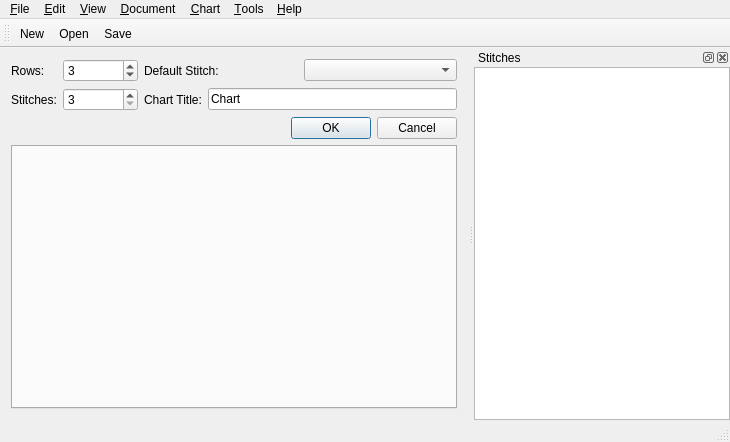
First picture: the form in src/mainwindow.ui, repository iPenguin/CrochetCharts, before the edit.
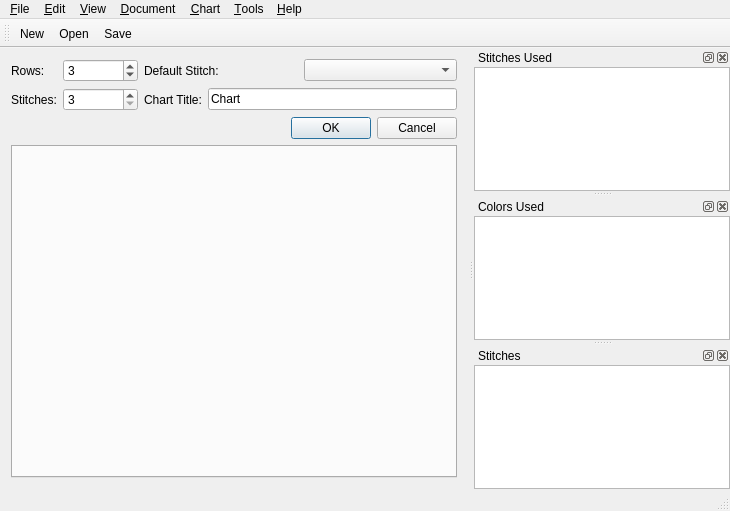
Second picture: the form after the edit. Icons and pictures are not drawn.

Commit message: Added Stitches Used and Colors Used Docks

What changed in the file:
```diff
--- a/src/mainwindow.ui
+++ b/src/mainwindow.ui
@@ -7,7 +7,7 @@
     <x>0</x>
     <y>0</y>
     <width>730</width>
-    <height>442</height>
+    <height>511</height>
    </rect>
   </property>
   <property name="windowTitle">
@@ -250,20 +250,130 @@
    <addaction name="actionSave"/>
   </widget>
   <widget class="QStatusBar" name="statusBar"/>
+  <widget class="QDockWidget" name="stitchesUsedDock">
+   <property name="windowTitle">
+    <string>Stitches Used</string>
+   </property>
+   <attribute name="dockWidgetArea">
+    <number>2</number>
+   </attribute>
+   <widget class="QWidget" name="stitchesUsedDockWidget">
+    <layout class="QVBoxLayout" name="verticalLayout_3">
+     <property name="margin">
+      <number>0</number>
+     </property>
+     <item>
+      <widget class="QListWidget" name="stitchesUsed">
+       <property name="sizePolicy">
+        <sizepolicy hsizetype="Expanding" vsizetype="Minimum">
+         <horstretch>0</horstretch>
+         <verstretch>0</verstretch>
+        </sizepolicy>
+       </property>
+       <property name="minimumSize">
+        <size>
+         <width>0</width>
+         <height>40</height>
+        </size>
+       </property>
+       <property name="editTriggers">
+        <set>QAbstractItemView::NoEditTriggers</set>
+       </property>
+       <property name="showDropIndicator" stdset="0">
+        <bool>false</bool>
+       </property>
+       <property name="iconSize">
+        <size>
+         <width>16</width>
+         <height>16</height>
+        </size>
+       </property>
+       <property name="gridSize">
+        <size>
+         <width>32</width>
+         <height>0</height>
+        </size>
+       </property>
+       <property name="viewMode">
+        <enum>QListView::IconMode</enum>
+       </property>
+       <property name="sortingEnabled">
+        <bool>true</bool>
+       </property>
+      </widget>
+     </item>
+    </layout>
+   </widget>
+  </widget>
+  <widget class="QDockWidget" name="colorsUsedDock">
+   <property name="windowTitle">
+    <string>Colors Used</string>
+   </property>
+   <attribute name="dockWidgetArea">
+    <number>2</number>
+   </attribute>
+   <widget class="QWidget" name="colorUsedDockWidget">
+    <layout class="QVBoxLayout" name="verticalLayout_4">
+     <property name="margin">
+      <number>0</number>
+     </property>
+     <item>
+      <widget class="QListWidget" name="colorsUsed">
+       <property name="sizePolicy">
+        <sizepolicy hsizetype="Expanding" vsizetype="Minimum">
+         <horstretch>0</horstretch>
+         <verstretch>0</verstretch>
+        </sizepolicy>
+       </property>
+       <property name="minimumSize">
+        <size>
+         <width>0</width>
+         <height>40</height>
+        </size>
+       </property>
+       <property name="editTriggers">
+        <set>QAbstractItemView::NoEditTriggers</set>
+       </property>
+       <property name="gridSize">
+        <size>
+         <width>32</width>
+         <height>0</height>
+        </size>
+       </property>
+       <property name="viewMode">
+        <enum>QListView::IconMode</enum>
+       </property>
+      </widget>
+     </item>
+    </layout>
+   </widget>
+  </widget>
   <widget class="QDockWidget" name="stitchPaletteDock">
+   <property name="sizePolicy">
+    <sizepolicy hsizetype="Preferred" vsizetype="Expanding">
+     <horstretch>0</horstretch>
+     <verstretch>0</verstretch>
+    </sizepolicy>
+   </property>
    <property name="windowTitle">
     <string>Stitches</string>
    </property>
    <attribute name="dockWidgetArea">
     <number>2</number>
    </attribute>
-   <widget class="QWidget" name="dockWidgetContents_2">
-    <layout class="QVBoxLayout" name="verticalLayout">
+   <widget class="QWidget" name="stitchPaletteDockWidget">
+    <layout class="QVBoxLayout" name="verticalLayout" stretch="0">
      <property name="margin">
       <number>0</number>
      </property>
      <item>
       <widget class="QTreeView" name="stitchPalette">
+       <property name="minimumSize">
+        <size>
+         <width>0</width>
+         <height>100</height>
+        </size>
+       </property>
        <property name="editTriggers">
         <set>QAbstractItemView::NoEditTriggers</set>
        </property>
```
